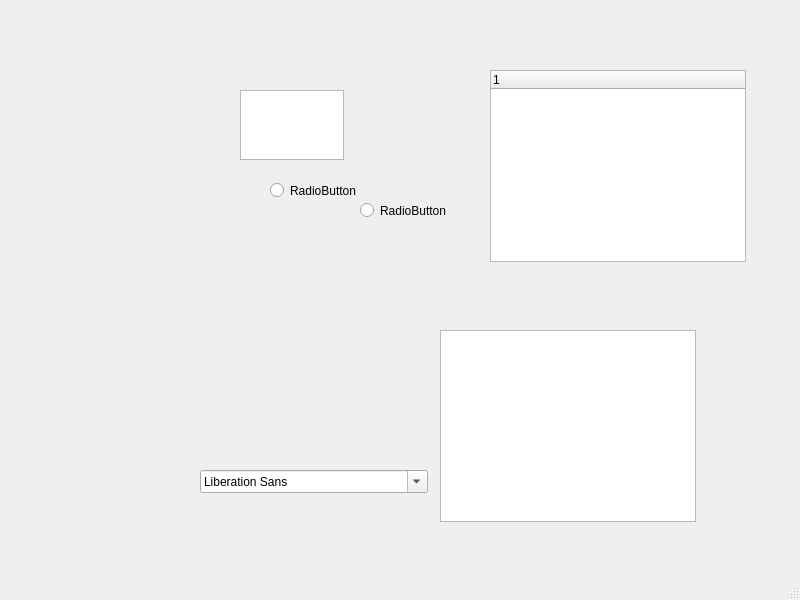
First picture: the form in mainwindow.ui, repository han-shang/QT, before the edit.
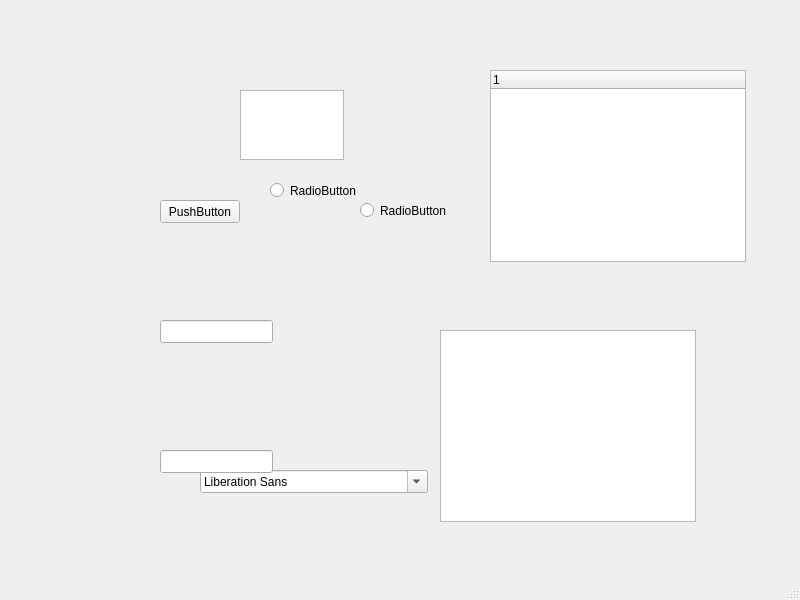
Second picture: the form after the edit.

Commit message: 第二次提交

The edit to the form file:
```diff
--- a/mainwindow.ui
+++ b/mainwindow.ui
@@ -85,6 +85,39 @@
      </rect>
     </property>
    </widget>
+   <widget class="QPushButton" name="pushButton">
+    <property name="geometry">
+     <rect>
+      <x>160</x>
+      <y>200</y>
+      <width>80</width>
+      <height>23</height>
+     </rect>
+    </property>
+    <property name="text">
+     <string>PushButton</string>
+    </property>
+   </widget>
+   <widget class="QLineEdit" name="lineEdit">
+    <property name="geometry">
+     <rect>
+      <x>160</x>
+      <y>450</y>
+      <width>113</width>
+      <height>23</height>
+     </rect>
+    </property>
+   </widget>
+   <widget class="QLineEdit" name="lineEdit_2">
+    <property name="geometry">
+     <rect>
+      <x>160</x>
+      <y>320</y>
+      <width>113</width>
+      <height>23</height>
+     </rect>
+    </property>
+   </widget>
   </widget>
   <widget class="QMenuBar" name="menubar">
    <property name="geometry">
```
